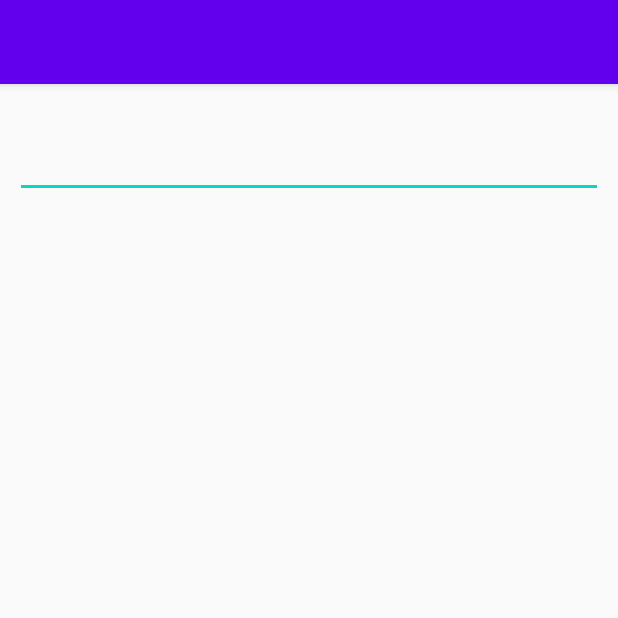
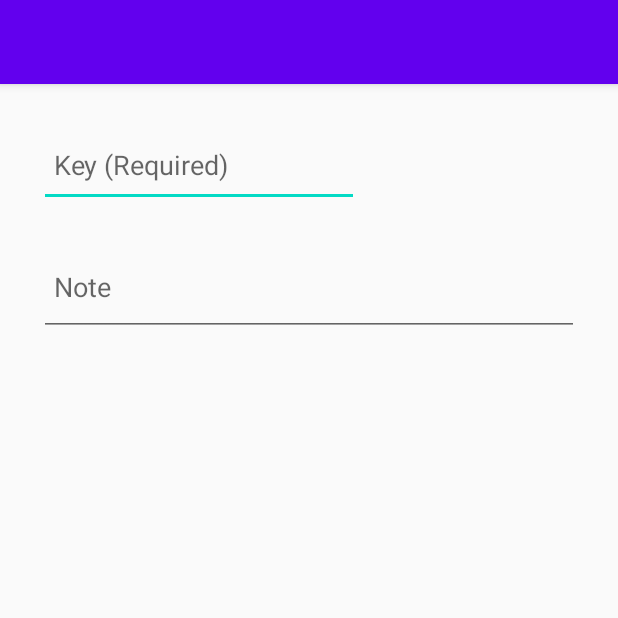
Before and after one commit to adityag1998/SmartNotes, an Android app: the screen it shows after launch (NoteEditorActivity), in the options menu, after a tap on "Create New Note", on a phone screen of 412 x 824 dp, the top half of it. Run offline under Robolectric (Android 15) with nearby library versions, the phone set to English and light mode, and no system bars.

Commit message:
Implemented List of Notes with key using Gson

```diff
--- a/app/build.gradle
+++ b/app/build.gradle
@@ -26,6 +26,7 @@ dependencies {
     implementation fileTree(dir: "libs", include: ["*.jar"])
     implementation 'androidx.appcompat:appcompat:1.1.0'
     implementation 'androidx.constraintlayout:constraintlayout:1.1.3'
+    implementation 'com.google.code.gson:gson:2.8.6'
     testImplementation 'junit:junit:4.12'
     androidTestImplementation 'androidx.test.ext:junit:1.1.1'
     androidTestImplementation 'androidx.test.espresso:espresso-core:3.2.0'
--- a/app/src/main/java/com/samsung/smartnotes/MainActivity.java
+++ b/app/src/main/java/com/samsung/smartnotes/MainActivity.java
@@ -1,8 +1,4 @@
 package com.samsung.smartnotes;
-
-import androidx.annotation.NonNull;
-import androidx.appcompat.app.AlertDialog;
-import androidx.appcompat.app.AppCompatActivity;
 
 import android.content.Context;
 import android.content.DialogInterface;
@@ -19,12 +15,53 @@ import android.widget.ArrayAdapter;
 import android.widget.ListView;
 import android.widget.Toast;
 
+import androidx.annotation.NonNull;
+import androidx.appcompat.app.AlertDialog;
+import androidx.appcompat.app.AppCompatActivity;
+
+import com.google.gson.Gson;
+import com.google.gson.reflect.TypeToken;
+
+import java.lang.reflect.Type;
 import java.util.ArrayList;
 import java.util.HashSet;
+import java.util.List;
+
 
 public class MainActivity extends AppCompatActivity {
 
-    static ArrayList<String> notes = new ArrayList<String>();
+    static class Note {
+        int id;
+        String key;
+        String text;
+
+        public Note(int id, String key, String text) {
+            this.id = id;
+            this.key = key;
+            this.text = text;
+        }
+
+        void setKey(String keyValue) {
+            this.key = keyValue;
+        }
+
+        void setText(String textValue) {
+            this.text = textValue;
+        }
+
+        String getKey() {
+            return this.key;
+        }
+
+        String getText() {
+            return this.text;
+        }
+    }
+
+    static ArrayList<Note> notes = new ArrayList<Note>();
+    static ArrayList<String> notesList = new ArrayList<String>();
+
+    static Gson gson = new Gson();
     static ArrayAdapter<String> arrayAdapter;
     protected ListView listView;
 
@@ -40,18 +77,25 @@ public class MainActivity extends AppCompatActivity {
         // Logic to Retrieve from SharedPrefs
         SharedPreferences sharedPreferences = getApplicationContext().getSharedPreferences("com.samsung.smartnotes.notes"
                 , Context.MODE_PRIVATE);
-        HashSet<String> hash = (HashSet<String>) sharedPreferences.getStringSet("notes" , null);
-        if (hash == null){
+
+        String jsonList = sharedPreferences.getString("notes" , null);
+        if (jsonList == null){
             //Add a sample note
-            notes.add("This is an Example Note");
+            String exampleNote = "This is an Example Note";
+            notes.add(new Note(0, "example", exampleNote));
+            notesList.add(exampleNote);
         }
         else {
-            notes = new ArrayList<>(hash);
+            Type type = new TypeToken<ArrayList<Note>>(){}.getType();
+            notes = gson.fromJson(jsonList, type);
+            for (Note note : notes) {
+                notesList.add(note.getText());
+            }
         }
 
         // Bind ListView with Array Adapter
         listView = (ListView) findViewById(R.id.listView);
-        arrayAdapter = new ArrayAdapter<String>(this, android.R.layout.simple_list_item_1, notes);
+        arrayAdapter = new ArrayAdapter<String>(this, android.R.layout.simple_list_item_1, notesList);
         listView.setAdapter(arrayAdapter);
     }
 
@@ -90,13 +134,14 @@ public class MainActivity extends AppCompatActivity {
                             public void onClick(DialogInterface dialog, int which)
                             {
                                 notes.remove(position);
+                                notesList.remove(position);
                                 arrayAdapter.notifyDataSetChanged();
 
                                 //Add Logic to edit stored Data
                                 SharedPreferences sharedPreferences = getApplicationContext().getSharedPreferences("com.samsung.smartnotes.notes"
                                         , Context.MODE_PRIVATE);
-                                HashSet<String> set = new HashSet<>(com.samsung.smartnotes.MainActivity.notes);
-                                sharedPreferences.edit().putStringSet("notes" , set).apply();
+                                String jsonList = gson.toJson(notes);
+                                sharedPreferences.edit().putString("notes", jsonList).apply();
                             }
                         })
 
--- a/app/src/main/java/com/samsung/smartnotes/NoteEditorActivity.java
+++ b/app/src/main/java/com/samsung/smartnotes/NoteEditorActivity.java
@@ -2,6 +2,7 @@ package com.samsung.smartnotes;
 
 import androidx.appcompat.app.AppCompatActivity;
 
+import android.Manifest;
 import android.content.Context;
 import android.content.Intent;
 import android.content.SharedPreferences;
@@ -9,12 +10,18 @@ import android.os.Bundle;
 import android.text.Editable;
 import android.text.TextWatcher;
 import android.widget.EditText;
+import android.widget.Toast;
+
 
 import java.util.HashSet;
 
 public class NoteEditorActivity extends AppCompatActivity {
 
     int noteID;
+
+    protected void showToast (String text){
+        Toast.makeText(NoteEditorActivity.this, text, Toast.LENGTH_SHORT).show();
+    }
 
     @Override
     protected void onCreate(Bundle savedInstanceState) {
@@ -27,16 +34,18 @@ public class NoteEditorActivity extends AppCompatActivity {
 
         //Bind editText view in Java
         EditText editText = (EditText) findViewById(R.id.editText);
+        EditText editKey = (EditText) findViewById(R.id.editKey);
 
         //If Note is existent edit the note
         if (noteID != -1){
-            editText.setText(MainActivity.notes.get(noteID));
+            editText.setText(MainActivity.notesList.get(noteID));
+            editKey.setText(MainActivity.notes.get(noteID).getKey());
         }
         else
         {
-            MainActivity.notes.add("");                // as initially, the note is empty
+            MainActivity.notes.add(new MainActivity.Note(MainActivity.notesList.size(), "", ""));
+            MainActivity.notesList.add("");                // as initially, the note is empty
             noteID = MainActivity.notes.size() - 1;
-            MainActivity.arrayAdapter.notifyDataSetChanged();
         }
 
         //Change Note when text has been edited
@@ -48,14 +57,8 @@ public class NoteEditorActivity extends AppCompatActivity {
 
             @Override
             public void onTextChanged(CharSequence s, int start, int before, int count) {
-                MainActivity.notes.set(noteID, String.valueOf(s));
-                MainActivity.arrayAdapter.notifyDataSetChanged();
-
-                //Add Logic to store Data
-                SharedPreferences sharedPreferences = getApplicationContext().getSharedPreferences("com.samsung.smartnotes.notes"
-                        , Context.MODE_PRIVATE);
-                HashSet<String> set = new HashSet<>(com.samsung.smartnotes.MainActivity.notes);
-                sharedPreferences.edit().putStringSet("notes" , set).apply();
+                MainActivity.notesList.set(noteID, String.valueOf(s));
+                MainActivity.notes.get(noteID).setText(String.valueOf(s));
             }
 
             @Override
@@ -63,6 +66,42 @@ public class NoteEditorActivity extends AppCompatActivity {
 
             }
         });
+
+        editKey.addTextChangedListener(new TextWatcher() {
+            @Override
+            public void beforeTextChanged(CharSequence s, int start, int count, int after) {
+
+            }
+
+            @Override
+            public void onTextChanged(CharSequence s, int start, int before, int count) {
+                MainActivity.notes.get(noteID).setKey(String.valueOf(s));
+            }
+
+            @Override
+            public void afterTextChanged(Editable s) {
+
+            }
+        });
+
+    }
+
+    @Override
+    protected void onDestroy() {
+        if(MainActivity.notes.get(noteID).getKey() == "" && MainActivity.notesList.get(noteID) == "") {
+            // delete created note
+            MainActivity.notesList.remove(noteID);
+            MainActivity.notes.remove(noteID);
+        } else {
+            //Add Logic to store Data
+            SharedPreferences sharedPreferences = getApplicationContext().getSharedPreferences("com.samsung.smartnotes.notes"
+                    , Context.MODE_PRIVATE);
+            String jsonList = MainActivity.gson.toJson(MainActivity.notes);
+            sharedPreferences.edit().putString("notes", jsonList).apply();
+        }
+        MainActivity.arrayAdapter.notifyDataSetChanged();
+
+        super.onDestroy();
     }
 
 }
--- a/app/src/main/res/layout/activity_note_editor.xml
+++ b/app/src/main/res/layout/activity_note_editor.xml
@@ -5,17 +5,29 @@
     android:layout_width="match_parent"
     android:layout_height="match_parent"
     android:orientation="vertical"
+    android:padding="16dp"
     tools:context=".NoteEditorActivity">
 
     <EditText
+        android:id="@+id/editKey"
+        android:layout_width="wrap_content"
+        android:layout_height="56dp"
+        android:layout_margin="10dp"
+        android:ems="10"
+        android:hint="Key (Required)"
+        android:inputType="textPersonName"
+        android:padding="10dp"
+        android:text="" />
+
+    <EditText
+        android:id="@+id/editText"
         android:layout_width="match_parent"
         android:layout_height="wrap_content"
         android:layout_margin="10dp"
+        android:maxLines="3"
+        android:minLines="2"
         android:padding="10dp"
-        android:minLines="2"
-        android:maxLines="3"
-        android:id="@+id/editText"
-        android:scrollbars="vertical"
-        />
+        android:hint="Note"
+        android:scrollbars="vertical" />
 
 </LinearLayout>
```
